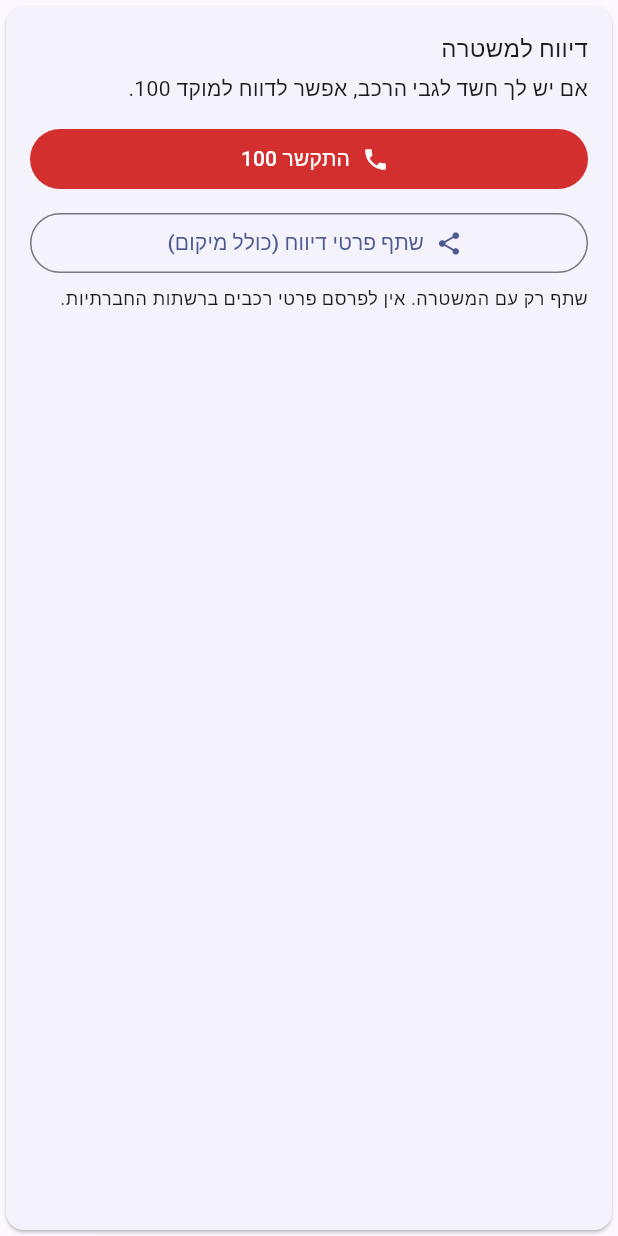
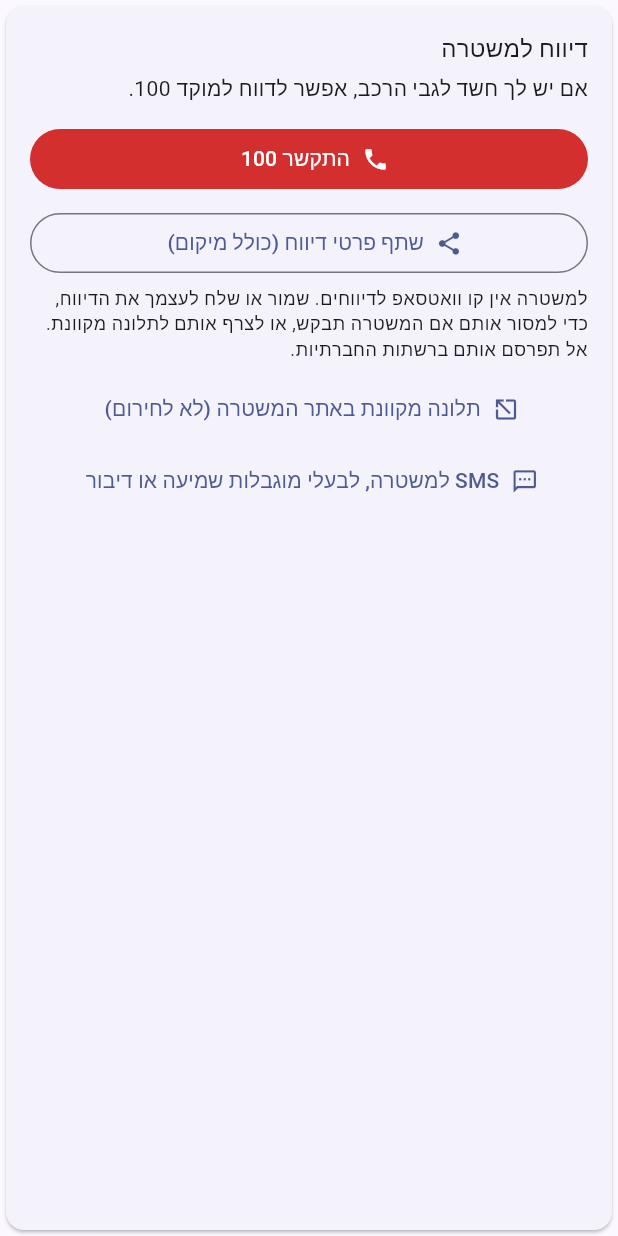
Before and after one commit to aviel-lanzman/Plate-Scan, a Flutter app: the _ReportCard widget shown alone on an empty page, opened directly with empty values, on a phone screen of 412 x 824 dp. Run offline on Flutter 3.47's test engine with Material 3 defaults, Android fonts, the phone set to English and light mode, and no system bars; our stand-ins replace camera, geolocator, share_plus, shared_preferences, wakelock_plus, webview_flutter; missing offline and left inert: google_mlkit_text_recognition; accounts and stored records are empty.

Commit message:
feat(report): add police SMS line and online complaint link
The police have no WhatsApp line or API for reports, so explain that on
the report card. Add a ready SMS (with location) to the police line for
people with hearing or speech disabilities, and a link to the official
online complaint form for non-urgent reports with photos. The urgent
advice now asks for the direction of travel and not to pursue.

Co-Authored-By: Claude Opus 5.5 <noreply@anthropic.com>

```diff
--- a/lib/screens/result_screen.dart
+++ b/lib/screens/result_screen.dart
@@ -2,6 +2,7 @@ import 'dart:io';
 
 import 'package:flutter/material.dart';
 import 'package:flutter/services.dart';
+import 'package:geolocator/geolocator.dart';
 
 import '../app_services.dart';
 import '../models/vehicle_result.dart';
@@ -107,13 +108,22 @@ class _ResultScreenState extends State<ResultScreen> {
     }
   }
 
-  Future<void> _shareReport() async {
+  /// Builds the report with the current location, then hands it to [send].
+  Future<void> _report(
+    Future<void> Function(VehicleResult result, Position? position) send,
+  ) async {
     final result = _result;
-    if (result == null) return;
+    if (result == null || _sharing) return;
     setState(() => _sharing = true);
     try {
-      final position = await widget.services.report.currentPosition();
-      // Temporary photos may have been purged since they were taken.
+      await send(result, await widget.services.report.currentPosition());
+    } finally {
+      if (mounted) setState(() => _sharing = false);
+    }
+  }
+
+  Future<void> _shareReport() => _report((result, position) async {
+    // The OS may have cleared temporary files since the photos were taken.
     final photos = [
       for (final path in _photos)
         if (await File(path).exists()) path,
@@ -127,10 +137,28 @@ class _ResultScreenState extends State<ResultScreen> {
       photoCount: photos.length,
     );
     await widget.services.report.share(text, photos: photos);
-    } finally {
-      if (mounted) setState(() => _sharing = false);
+  });
+
+  // SMS cannot carry the photos.
+  Future<void> _smsPolice() => _report((result, position) async {
+    final text = ReportService.buildReport(
+      result,
+      latitude: position?.latitude,
+      longitude: position?.longitude,
+      accuracyMeters: position?.accuracy,
+      seenAt: widget.seenAt,
+    );
+    final ok = await widget.services.report.smsPolice(text);
+    if (!ok && mounted) {
+      ScaffoldMessenger.of(context).showSnackBar(
+        const SnackBar(
+          content: Text(
+            'לא ניתן לפתוח את אפליקציית ההודעות. שלח SMS ל-052-2020100.',
+          ),
+        ),
+      );
     }
-  }
+  });
 
   Future<void> _editPlate() async {
     final plate = await showDialog<String>(
@@ -232,6 +260,8 @@ class _ResultScreenState extends State<ResultScreen> {
               photos: _photos,
               onCall: _callPolice,
               onShare: _shareReport,
+              onSms: _smsPolice,
+              onComplaint: widget.services.report.openOnlineComplaint,
               onViewPhoto: _viewPhoto,
               onRemovePhoto: _removePhoto,
             ),
@@ -391,6 +421,8 @@ class _ReportCard extends StatelessWidget {
     required this.photos,
     required this.onCall,
     required this.onShare,
+    required this.onSms,
+    required this.onComplaint,
     required this.onViewPhoto,
     required this.onRemovePhoto,
   });
@@ -400,6 +432,8 @@ class _ReportCard extends StatelessWidget {
   final List<String> photos;
   final VoidCallback onCall;
   final VoidCallback onShare;
+  final VoidCallback onSms;
+  final VoidCallback onComplaint;
   final ValueChanged<String> onViewPhoto;
   final ValueChanged<String> onRemovePhoto;
 
@@ -431,7 +465,7 @@ class _ReportCard extends StatelessWidget {
             const SizedBox(height: 4),
             Text(
               urgent
-                  ? 'אם הרכב בתנועה או חונה לידך, דווח למוקד 100 ומסור את המספר והמיקום. אל תתעמת עם הנהג.'
+                  ? 'אם הרכב לפניך עכשיו, חייג 100 ומסור את המספר, המיקום, כיוון הנסיעה ותיאור הרכב. אל תתעמת עם הנהג ואל תרדוף אחריו.'
                   : 'אם יש לך חשד לגבי הרכב, אפשר לדווח למוקד 100.',
             ),
             const SizedBox(height: 12),
@@ -475,11 +509,22 @@ class _ReportCard extends StatelessWidget {
             ),
             const SizedBox(height: 4),
             Text(
-              photos.isEmpty
-                  ? 'שתף רק עם המשטרה. אין לפרסם פרטי רכבים ברשתות החברתיות.'
-                  : 'שתף רק עם המשטרה. אין לפרסם תמונות של רכבים או של אנשים ברשתות החברתיות. '
-                        'טקסט הדיווח מועתק גם ללוח, למקרה שהאפליקציה שתבחר לא תצרף אותו לתמונות.',
+              'למשטרה אין קו וואטסאפ לדיווחים. שמור או שלח לעצמך את הדיווח'
+              '${photos.isEmpty ? '' : ' והתמונות'}, כדי למסור אותם אם המשטרה תבקש, '
+              'או לצרף אותם לתלונה מקוונת. אל תפרסם אותם ברשתות החברתיות.'
+              '${photos.isEmpty ? '' : ' טקסט הדיווח מועתק גם ללוח, למקרה שהאפליקציה שתבחר לא תצרף אותו לתמונות.'}',
               style: Theme.of(context).textTheme.bodySmall,
+            ),
+            const SizedBox(height: 8),
+            TextButton.icon(
+              onPressed: onComplaint,
+              icon: const Icon(Icons.open_in_new),
+              label: const Text('תלונה מקוונת באתר המשטרה (לא לחירום)'),
+            ),
+            TextButton.icon(
+              onPressed: sharing ? null : onSms,
+              icon: const Icon(Icons.sms_outlined),
+              label: const Text('SMS למשטרה, לבעלי מוגבלות שמיעה או דיבור'),
             ),
           ],
         ),
--- a/lib/services/report_service.dart
+++ b/lib/services/report_service.dart
@@ -7,13 +7,31 @@ import '../models/vehicle_result.dart';
 import '../util/format.dart';
 import 'plate_parser.dart';
 
-/// Reporting is always user-initiated: there is no public API for filing a
-/// police report, so the app dials 100 or hands a prepared text, and the
-/// photos taken while scanning, to the share sheet.
+/// Reporting is always user-initiated: the police have no public API and no
+/// WhatsApp line for reports, so the app dials 100, opens an SMS to the line
+/// for deaf and speech-impaired people, or hands a prepared text and the
+/// photos taken while scanning to the share sheet.
 class ReportService {
   static final policeNumber = Uri(scheme: 'tel', path: '100');
 
+  /// The police SMS line, for people with hearing or speech disabilities
+  /// only (listed on gov.il under the 110 information centre).
+  static const deafSmsNumber = '0522020100';
+
+  /// Online complaint form; not for emergencies.
+  static final onlineComplaint = Uri.parse(
+    'https://www.gov.il/he/service/request-file-complaint-online-during-emergency',
+  );
+
   Future<bool> callPolice() => launchUrl(policeNumber);
+
+  // Uri(queryParameters:) encodes spaces as '+', which SMS apps show as is.
+  Future<bool> smsPolice(String text) => launchUrl(
+    Uri.parse('sms:$deafSmsNumber?body=${Uri.encodeComponent(text)}'),
+  );
+
+  Future<bool> openOnlineComplaint() =>
+      launchUrl(onlineComplaint, mode: LaunchMode.externalApplication);
 
   /// Best-effort location; null if unavailable or denied.
   Future<Position?> currentPosition() async {
```
Also changed, not shown: 2 other files. Lines whose indentation alone changed are shown as unchanged.
